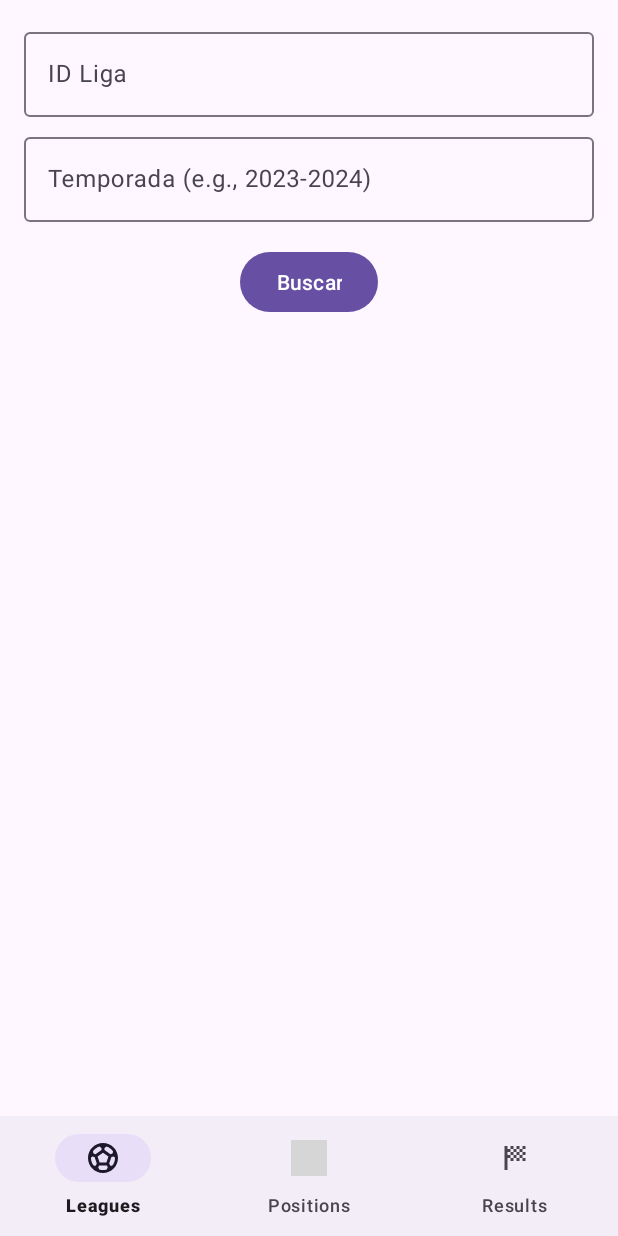
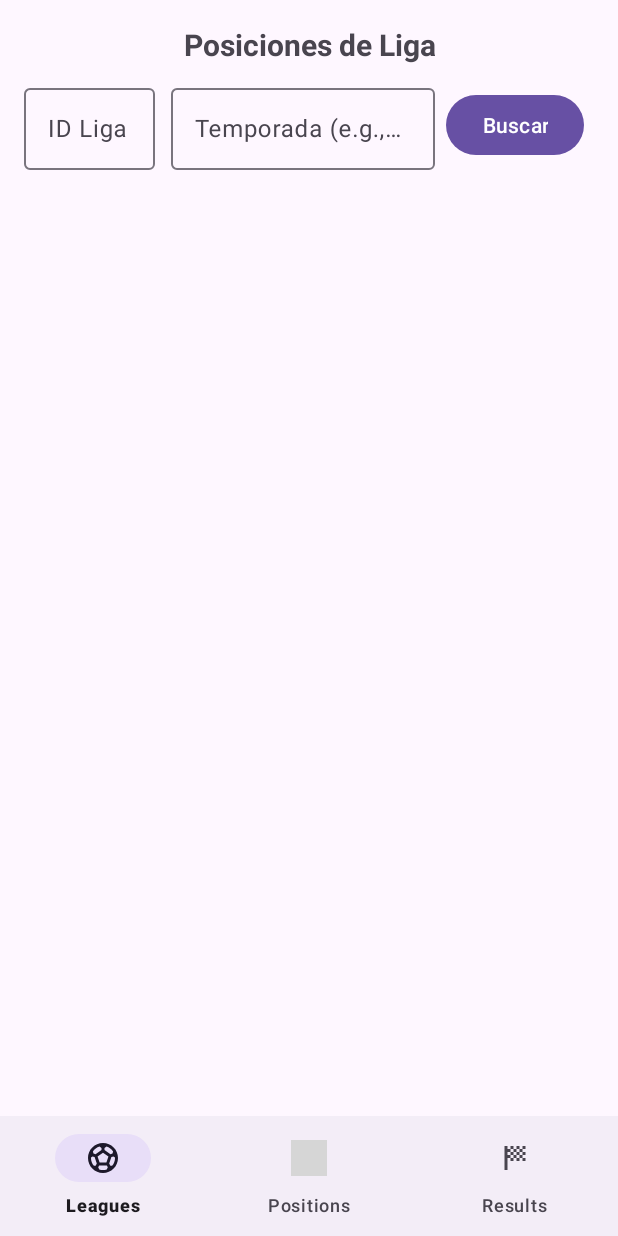
Before and after one commit to Yosthim/IOT_LAB4_20201497, an Android app: the PositionsFragment screen opened through its navigation route, on a phone screen of 412 x 824 dp. Run offline under Robolectric (Android 15) with nearby library versions, the phone set to English and light mode, and no system bars; our stand-ins replace navigation-ui; 4 statements that could not run were skipped; grey boxes are pictures that could not be loaded.

Commit message:
XML de fragmento de posiciones

```diff
--- a/app/src/main/res/layout/fragment_positions.xml
+++ b/app/src/main/res/layout/fragment_positions.xml
@@ -7,40 +7,59 @@
     android:layout_height="match_parent"
     android:padding="16dp">
 
+    <TextView
+        android:id="@+id/textView2"
+        android:layout_width="wrap_content"
+        android:layout_height="wrap_content"
+        android:layout_marginBottom="16dp"
+        android:text="Posiciones de Liga"
+        android:textAlignment="center"
+        android:textSize="20sp"
+        android:textStyle="bold"
+        app:layout_constraintEnd_toEndOf="parent"
+        app:layout_constraintStart_toStartOf="parent"
+        app:layout_constraintTop_toTopOf="parent" />
+
     <com.google.android.material.textfield.TextInputLayout
         android:id="@+id/leagueIdInputLayout"
-        android:layout_width="0dp"
-        android:layout_height="wrap_content"
+        android:layout_width="87dp"
+        android:layout_height="60dp"
+        android:layout_marginTop="10dp"
         android:hint="ID Liga"
-        app:layout_constraintTop_toTopOf="parent"
+        app:layout_constraintEnd_toEndOf="parent"
+        app:layout_constraintHorizontal_bias="0.0"
         app:layout_constraintStart_toStartOf="parent"
-        app:layout_constraintEnd_toEndOf="parent">
+        app:layout_constraintTop_toBottomOf="@+id/textView2">
 
         <com.google.android.material.textfield.TextInputEditText
             android:id="@+id/etLeagueId"
             android:layout_width="match_parent"
             android:layout_height="wrap_content"
-            android:inputType="number"
-            android:imeOptions="actionNext"/>
+            android:imeOptions="actionNext"
+            android:inputType="number" />
 
     </com.google.android.material.textfield.TextInputLayout>
 
     <com.google.android.material.textfield.TextInputLayout
         android:id="@+id/seasonInputLayout"
-        android:layout_width="0dp"
-        android:layout_height="wrap_content"
+        android:layout_width="176dp"
+        android:layout_height="60dp"
+        android:layout_marginStart="8dp"
+        android:layout_marginTop="10dp"
         android:hint="Temporada (e.g., 2023-2024)"
-        android:layout_marginTop="8dp"
-        app:layout_constraintTop_toBottomOf="@id/leagueIdInputLayout"
-        app:layout_constraintStart_toStartOf="parent"
-        app:layout_constraintEnd_toEndOf="parent">
+        app:layout_constraintBottom_toBottomOf="@+id/leagueIdInputLayout"
+        app:layout_constraintEnd_toEndOf="parent"
+        app:layout_constraintHorizontal_bias="0.024"
+        app:layout_constraintStart_toEndOf="@+id/leagueIdInputLayout"
+        app:layout_constraintTop_toBottomOf="@+id/textView2"
+        app:layout_constraintVertical_bias="0.0">
 
         <com.google.android.material.textfield.TextInputEditText
             android:id="@+id/etSeason"
             android:layout_width="match_parent"
             android:layout_height="wrap_content"
-            android:inputType="text"
-            android:imeOptions="actionDone"/>
+            android:imeOptions="actionDone"
+            android:inputType="text" />
 
     </com.google.android.material.textfield.TextInputLayout>
 
@@ -49,10 +68,10 @@
         android:layout_width="wrap_content"
         android:layout_height="wrap_content"
         android:text="Buscar"
-        android:layout_marginTop="16dp"
-        app:layout_constraintTop_toBottomOf="@id/seasonInputLayout"
-        app:layout_constraintStart_toStartOf="parent"
-        app:layout_constraintEnd_toEndOf="parent"/>
+        app:layout_constraintBottom_toBottomOf="@+id/seasonInputLayout"
+        app:layout_constraintEnd_toEndOf="parent"
+        app:layout_constraintStart_toEndOf="@+id/seasonInputLayout"
+        app:layout_constraintTop_toTopOf="@+id/seasonInputLayout" />
 
     <androidx.recyclerview.widget.RecyclerView
         android:id="@+id/recyclerView"
```
